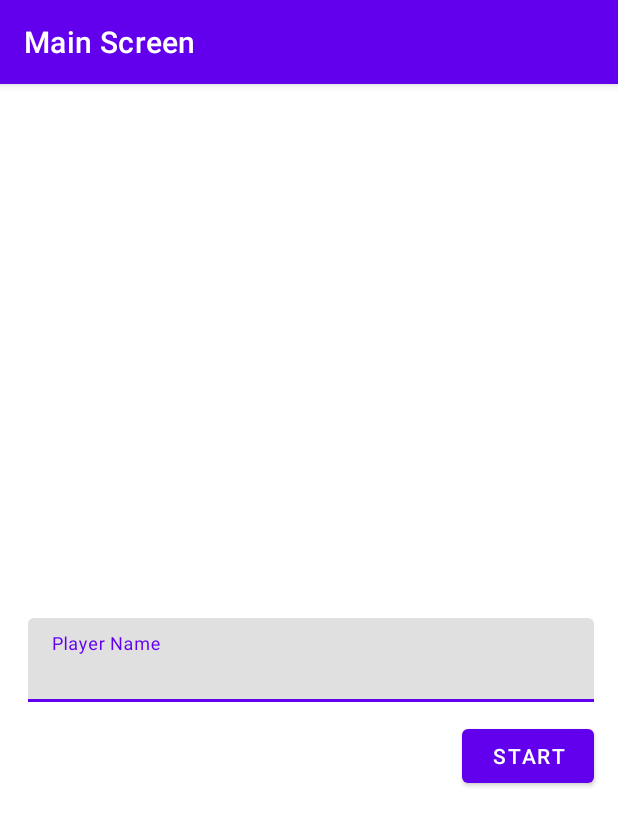
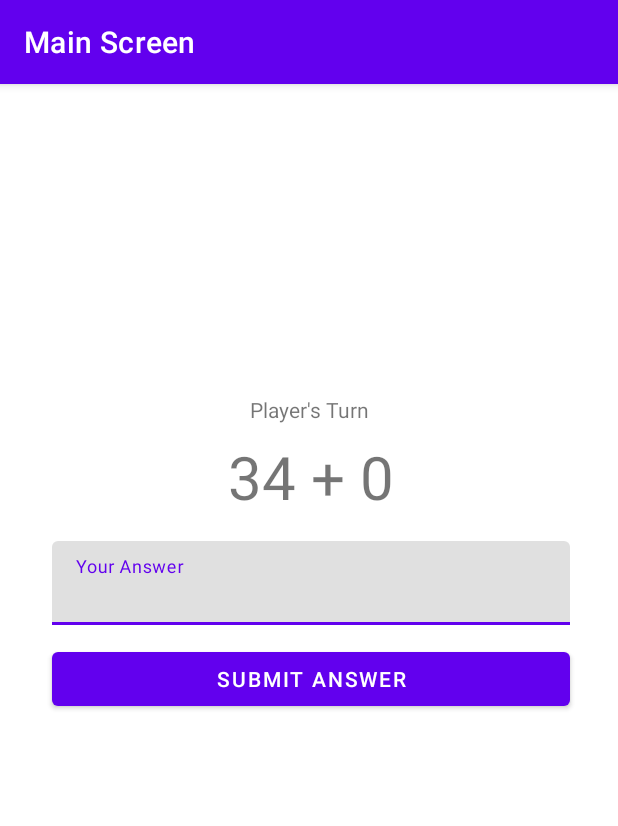
Before and after one commit to vincentiusbernando/Adv160421017Week2, an Android app: the screen it shows after launch (MainActivity), on a phone screen of 412 x 824 dp. Shown: the top 826 px of the screen. Run offline under Robolectric (Android 15) with nearby library versions, the phone set to English and light mode, and no system bars; our stand-ins replace navigation-ui.

Commit message:
Update Homework

```diff
--- a/app/src/main/java/com/ubayadev/adv160421017week2/MainFragment.kt
+++ b/app/src/main/java/com/ubayadev/adv160421017week2/MainFragment.kt
@@ -5,11 +5,16 @@ import androidx.fragment.app.Fragment
 import android.view.LayoutInflater
 import android.view.View
 import android.view.ViewGroup
+import android.widget.Toast
 import androidx.navigation.Navigation
 import com.ubayadev.adv160421017week2.databinding.FragmentMainBinding
+import kotlin.random.Random
 
 class MainFragment : Fragment() {
     private lateinit var binding: FragmentMainBinding
+    var number1=0
+    var number2=0
+    var point=0
     override fun onCreateView(
         inflater: LayoutInflater, container: ViewGroup?,
         savedInstanceState: Bundle?
@@ -21,13 +26,29 @@ class MainFragment : Fragment() {
         )
         return binding.root
     }
-
+    fun UpdateQuestion(){
+        number1= Random.nextInt(100)
+        number2= Random.nextInt(100)
+        binding.txtQuestion.text= number1.toString() + " + " + number2.toString()
+    }
     override fun onViewCreated(view: View, savedInstanceState: Bundle?) {
         super.onViewCreated(view, savedInstanceState)
-        binding.btnStart.setOnClickListener {
-            val playerName = binding.txtName.text.toString()
-            val action = MainFragmentDirections.actionGameFragment(playerName)
-            Navigation.findNavController(it).navigate(action)
+//        binding.btnStart.setOnClickListener {
+//            val playerName = binding.txtName.text.toString()
+//            val action = MainFragmentDirections.actionGameFragment(playerName)
+//            Navigation.findNavController(it).navigate(action)
+//        }
+        UpdateQuestion()
+        binding.btnAnswer.setOnClickListener{
+            if (number1+number2==binding.txtAnswer.text.toString().toInt()){
+                Toast.makeText(requireContext(), "Correct!", Toast.LENGTH_SHORT).show()
+                point++
+                UpdateQuestion()
+            }
+            else{
+                val action = MainFragmentDirections.actionMainFragmentToResultFragment(point)
+                Navigation.findNavController(it).navigate(action)
+            }
         }
 
     }
--- a/app/src/main/res/layout/fragment_main.xml
+++ b/app/src/main/res/layout/fragment_main.xml
@@ -11,33 +11,57 @@
         android:layout_height="match_parent">
 
         <Button
-            android:id="@+id/btnStart"
-            android:layout_width="wrap_content"
+            android:id="@+id/btnAnswer"
+            android:layout_width="0dp"
             android:layout_height="wrap_content"
+            android:layout_marginStart="32dp"
             android:layout_marginTop="12dp"
-            android:layout_marginEnd="16dp"
-            android:text="Start"
+            android:layout_marginEnd="32dp"
+            android:text="Submit Answer"
             app:layout_constraintEnd_toEndOf="parent"
+            app:layout_constraintStart_toStartOf="parent"
             app:layout_constraintTop_toBottomOf="@+id/textInputLayout" />
 
         <com.google.android.material.textfield.TextInputLayout
             android:id="@+id/textInputLayout"
             android:layout_width="0dp"
             android:layout_height="wrap_content"
-            android:layout_marginStart="16dp"
-            android:layout_marginEnd="16dp"
-            android:hint="Player Name"
+            android:layout_marginStart="32dp"
+            android:layout_marginTop="16dp"
+            android:layout_marginEnd="32dp"
+            android:hint="Your Answer"
             app:hintAnimationEnabled="true"
             app:hintEnabled="true"
-            app:layout_constraintBottom_toBottomOf="parent"
             app:layout_constraintEnd_toEndOf="parent"
             app:layout_constraintStart_toStartOf="parent"
-            app:layout_constraintTop_toTopOf="parent">
+            app:layout_constraintTop_toBottomOf="@+id/txtQuestion">
 
             <com.google.android.material.textfield.TextInputEditText
-                android:id="@+id/txtName"
+                android:id="@+id/txtAnswer"
                 android:layout_width="match_parent"
                 android:layout_height="wrap_content" />
         </com.google.android.material.textfield.TextInputLayout>
+
+        <TextView
+            android:id="@+id/txtQuestion"
+            android:layout_width="wrap_content"
+            android:layout_height="wrap_content"
+            android:layout_marginTop="8dp"
+            android:text="TextView"
+            android:textSize="40sp"
+            app:layout_constraintEnd_toEndOf="parent"
+            app:layout_constraintStart_toStartOf="parent"
+            app:layout_constraintTop_toBottomOf="@+id/textView3" />
+
+        <TextView
+            android:id="@+id/textView3"
+            android:layout_width="wrap_content"
+            android:layout_height="wrap_content"
+            android:layout_marginTop="188dp"
+            android:text="Player's Turn"
+            app:layout_constraintEnd_toEndOf="parent"
+            app:layout_constraintHorizontal_bias="0.498"
+            app:layout_constraintStart_toStartOf="parent"
+            app:layout_constraintTop_toTopOf="parent" />
     </androidx.constraintlayout.widget.ConstraintLayout>
 </FrameLayout>
--- a/app/src/main/res/navigation/game_navigation.xml
+++ b/app/src/main/res/navigation/game_navigation.xml
@@ -15,6 +15,9 @@
             app:destination="@id/gameFragment"
             app:enterAnim="@android:anim/fade_in"
             app:exitAnim="@android:anim/fade_out" />
+        <action
+            android:id="@+id/action_mainFragment_to_resultFragment"
+            app:destination="@id/resultFragment" />
     </fragment>
     <fragment
         android:id="@+id/gameFragment"
@@ -30,4 +33,17 @@
             android:name="player_name"
             app:argType="string" />
     </fragment>
+    <fragment
+        android:id="@+id/resultFragment"
+        android:name="com.ubayadev.adv160421017week2.ResultFragment"
+        android:label="fragment_result"
+        tools:layout="@layout/fragment_result" >
+        <action
+            android:id="@+id/action_resultFragment_to_mainFragment"
+            app:destination="@id/mainFragment" />
+        <argument
+            android:name="point"
+            app:argType="integer"
+            android:defaultValue="0" />
+    </fragment>
 </navigation>
```
Also changed, not shown: app/src/main/java/com/ubayadev/adv160421017week2/ResultFragment.kt (added, +31 -0 lines), app/src/main/res/layout/fragment_result.xml (added, +49 -0 lines).
